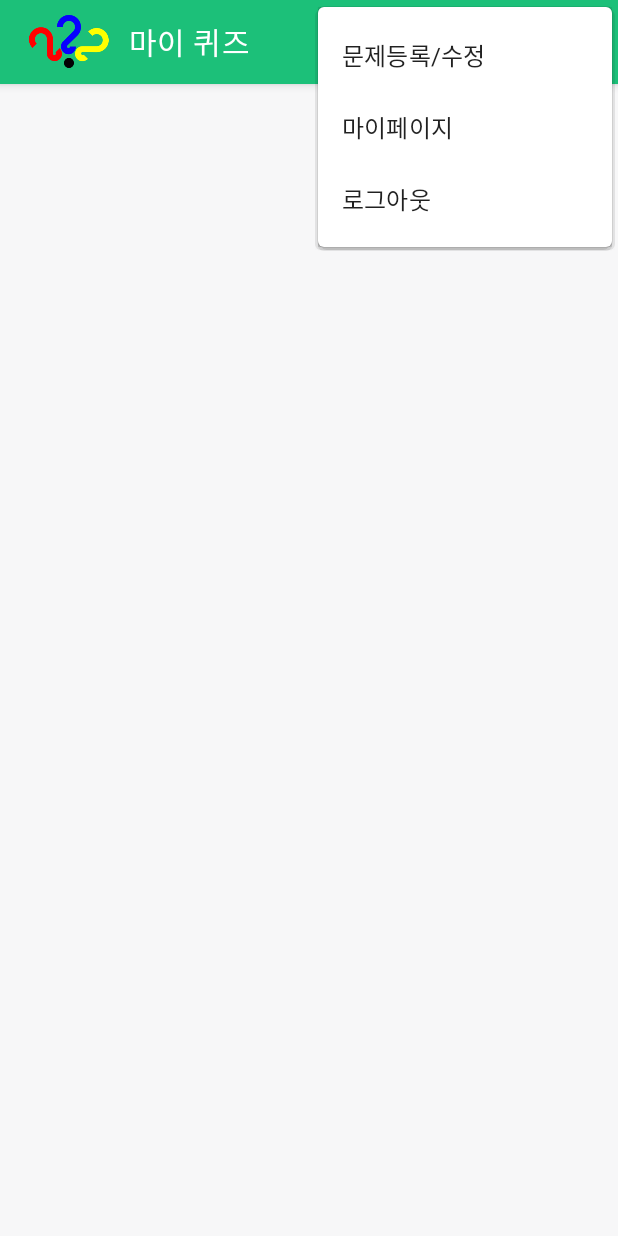
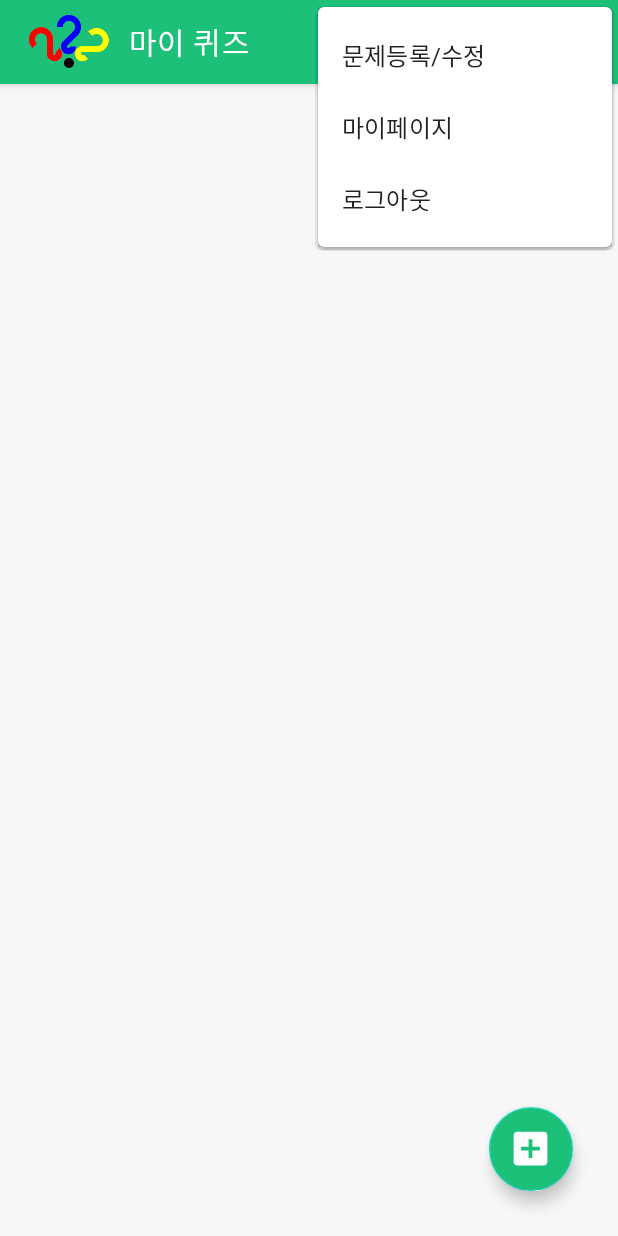
Before and after one commit to patrickkkim/Mobile-Programming-ChipQuiz, an Android app: the QuizListActivity screen opened directly, with no data from a screen before it, with the options menu open, on a phone screen of 412 x 824 dp. Run offline under Robolectric (Android 15) with nearby library versions, the phone set to English and light mode, and no system bars; our stand-ins replace Firebase (no records; nobody signed in at launch, a user with empty details on screens opened directly).

Commit message:
퀴즈 등록 버튼 추가 및 버그 수정

```diff
--- a/app/src/main/res/layout/activity_quiz_list.xml
+++ b/app/src/main/res/layout/activity_quiz_list.xml
@@ -1,19 +1,27 @@
 <?xml version="1.0" encoding="utf-8"?>
-<ScrollView xmlns:android="http://schemas.android.com/apk/res/android"
+<androidx.constraintlayout.widget.ConstraintLayout
+    xmlns:android="http://schemas.android.com/apk/res/android"
     xmlns:app="http://schemas.android.com/apk/res-auto"
     xmlns:tools="http://schemas.android.com/tools"
+    android:layout_width="match_parent"
+    android:layout_height="match_parent"
+    android:background="#F7F7F8"
+    android:orientation="vertical">
 
-    android:background="#F7F7F8"
+    <ScrollView
         android:layout_width="match_parent"
-    android:layout_height="match_parent">
+        android:layout_height="wrap_content"
+        app:layout_constraintEnd_toEndOf="parent"
+        app:layout_constraintStart_toStartOf="parent"
+        app:layout_constraintTop_toTopOf="parent">
 
         <LinearLayout
             android:id="@+id/quiz_list_layout"
             android:layout_width="match_parent"
             android:layout_height="match_parent"
-        android:orientation="vertical"
             android:layout_marginLeft="20dp"
-        android:layout_marginRight="20dp">
+            android:layout_marginRight="20dp"
+            android:orientation="vertical">
 
             <TextView
                 android:id="@+id/textViewLoading"
@@ -25,4 +33,22 @@
                 android:textSize="24sp" />
 
         </LinearLayout>
+
     </ScrollView>
+
+    <com.google.android.material.floatingactionbutton.FloatingActionButton
+        android:id="@+id/buttonAddQuiz"
+        android:layout_width="wrap_content"
+        android:layout_height="wrap_content"
+        android:layout_gravity="end|bottom"
+        android:layout_margin="30dp"
+        android:onClick="onButtonClick"
+        android:backgroundTint="@color/main_color"
+        android:src="@drawable/ic_add"
+        android:tint="@android:color/white"
+        app:layout_constraintBottom_toBottomOf="parent"
+        app:layout_constraintEnd_toEndOf="parent"
+        app:maxImageSize="30dp"
+        app:tint="@android:color/white" />
+
+</androidx.constraintlayout.widget.ConstraintLayout>
--- a/app/src/main/res/layout/quiz_list_form.xml
+++ b/app/src/main/res/layout/quiz_list_form.xml
@@ -30,7 +30,7 @@
         android:layout_gravity="right"
         android:background="@drawable/textbox"
         android:backgroundTint="#FF1CC079"
-        android:onClick="onEditClick"
+        android:onClick="onButtonClick"
         android:text="Edit" />
 
 
```
Also changed, not shown: app/src/main/java/com/koreatech/chipquiz/chipquiz/QuizListActivity.java (+15 -7 lines), app/src/main/res/layout/activity_quiz_add.xml (+4 -6 lines). Lines whose indentation alone changed are shown as unchanged.
